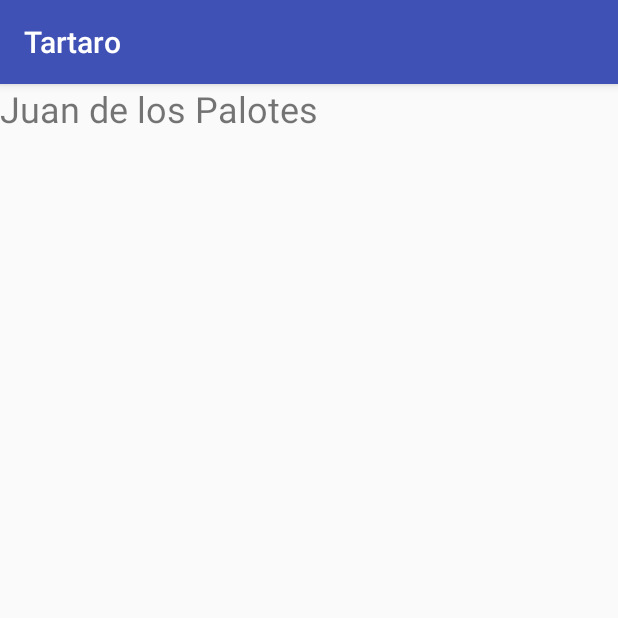
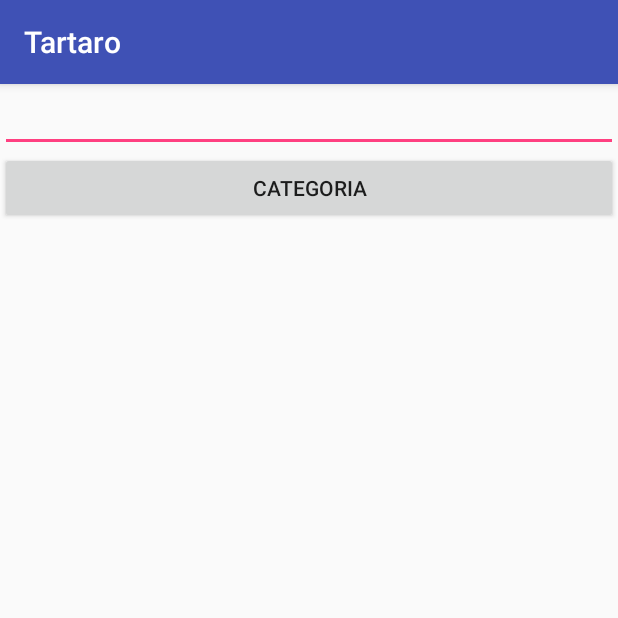
Before and after one commit to MarcosRuiz01/Tartaro, an Android app: the screen it shows after launch (VistaCategoria before the commit, CategoriaActivity after it), after a tap on "CATEGORIA", on a phone screen of 412 x 824 dp, the top half of it. Run offline under Robolectric (Android 15) with nearby library versions, the phone set to English and light mode, and no system bars.

```diff
--- a/app/src/main/AndroidManifest.xml
+++ b/app/src/main/AndroidManifest.xml
@@ -16,7 +16,7 @@
                 <category android:name="android.intent.category.LAUNCHER" />
             </intent-filter>
         </activity>
-        <activity android:name=".VistaCategoria"></activity>
+        <activity android:name=".CategoriaActivity"></activity>
     </application>
 
 </manifest>
--- /dev/null
+++ b/app/src/main/java/ado/edu/itla/tartaro/CategoriaActivity.java
@@ -0,0 +1,30 @@
+package ado.edu.itla.tartaro;
+
+import android.support.v7.app.AppCompatActivity;
+import android.os.Bundle;
+import android.view.View;
+import android.widget.Button;
+import android.widget.EditText;
+import android.widget.TextView;
+
+import org.w3c.dom.Text;
+
+public class CategoriaActivity extends AppCompatActivity {
+
+    @Override
+    protected void onCreate(Bundle savedInstanceState) {
+        super.onCreate(savedInstanceState);
+        setContentView(R.layout.activity_vista_categoria);
+
+        EditText txtNombreCategoria = findViewById(R.id.txtNombreCategoria);
+        Button btnGuardarCategoria = findViewById(R.id.btnGuardarCategoria);
+
+        btnGuardarCategoria.setOnClickListener(new View.OnClickListener() {
+            @Override
+            public void onClick(View v) {
+                //TODO: guardar la categoria.
+            }
+        });
+
+    }
+}
--- a/app/src/main/java/ado/edu/itla/tartaro/MainActivity.java
+++ b/app/src/main/java/ado/edu/itla/tartaro/MainActivity.java
@@ -24,7 +24,7 @@ public class MainActivity extends AppCompatActivity {
             public void onClick(View view) {
                 //TODO: Llamar otro activity
                 Intent vistaCategoria;
-                vistaCategoria = new Intent(MainActivity.this, VistaCategoria.class);
+                vistaCategoria = new Intent(MainActivity.this, CategoriaActivity.class);
 
                 vistaCategoria.putExtra("nombre","Juan de los Palotes");
                 startActivity(vistaCategoria);
--- a/app/src/main/java/ado/edu/itla/tartaro/VistaCategoria.java
+++ /dev/null
@@ -1,22 +0,0 @@
-package ado.edu.itla.tartaro;
-
-import android.support.v7.app.AppCompatActivity;
-import android.os.Bundle;
-import android.widget.TextView;
-
-import org.w3c.dom.Text;
-
-public class VistaCategoria extends AppCompatActivity {
-
-    @Override
-    protected void onCreate(Bundle savedInstanceState) {
-        super.onCreate(savedInstanceState);
-        setContentView(R.layout.activity_vista_categoria);
-
-        TextView txtNombre = findViewById(R.id.txtNombre);
-
-        Bundle data = this.getIntent().getExtras();
-        String nombre = data.getString("nombre");
-        txtNombre.setText(nombre);
-    }
-}
--- /dev/null
+++ b/app/src/main/java/ado/edu/itla/tartaro/repositorio/db/EstructuraDb.java
@@ -0,0 +1,6 @@
+package ado.edu.itla.tartaro.repositorio.db;
+
+public class EstructuraDb {
+
+    public static final String TABLA_CATEGORIA = "CREATE TABLE IF NOT EXISTS categoria (id INTEGER NOT NULL PRIMARY KEY AUTOINCREMENT, nombre TEXT NOT NULL";
+}
--- a/app/src/main/res/layout/activity_vista_categoria.xml
+++ b/app/src/main/res/layout/activity_vista_categoria.xml
@@ -2,14 +2,23 @@
 <LinearLayout xmlns:android="http://schemas.android.com/apk/res/android"
     xmlns:app="http://schemas.android.com/apk/res-auto"
     xmlns:tools="http://schemas.android.com/tools"
+    android:orientation="vertical"
     android:layout_width="match_parent"
     android:layout_height="match_parent"
-    tools:context=".VistaCategoria">
+    tools:context=".CategoriaActivity">
 
-    <TextView
-        android:id="@+id/txtNombre"
+
+    <EditText
+        android:id="@+id/txtNombreCategoria"
         android:layout_width="match_parent"
         android:layout_height="wrap_content"
-        android:text="TextView"
-        android:textSize="24sp" />
+        android:ems="10"
+        android:inputType="textPersonName"
+        android:text="" />
+
+    <Button
+        android:id="@+id/btnGuardarCategoria"
+        android:layout_width="match_parent"
+        android:layout_height="wrap_content"
+        android:text="Categoria" />
 </LinearLayout>
```
Also changed, not shown: app/src/main/java/ado/edu/itla/tartaro/entidad/Categoria.java (added, +34 -0 lines), app/src/main/java/ado/edu/itla/tartaro/repositorio/CategoriaRepositorio.java (added, +13 -0 lines), app/src/main/java/ado/edu/itla/tartaro/repositorio/db/CategoriaRepositorioDBImp.java (added, +50 -0 lines), app/src/main/java/ado/edu/itla/tartaro/repositorio/db/ConexionDb.java (added, +30 -0 lines).
